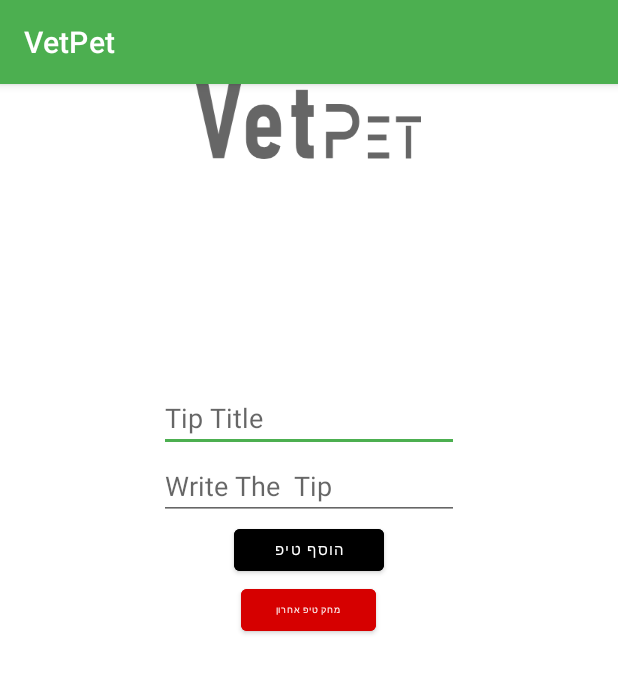
After one commit to Kobicohenn1/Vet-Pet-Project, an Android app: the HealthLifeTipsEdit screen opened directly, with no data from a screen before it, on a phone screen of 412 x 824 dp. The commit adds this screen. Shown: the top 673 px of the screen. Run offline under Robolectric (Android 15) with nearby library versions, the phone set to English and light mode, and no system bars.

Commit message:
Edit tip vet

```diff
--- a/firstAPP/app/src/main/AndroidManifest.xml
+++ b/firstAPP/app/src/main/AndroidManifest.xml
@@ -9,6 +9,9 @@
         android:roundIcon="@mipmap/ic_launcher_round"
         android:supportsRtl="true"
         android:theme="@style/Theme.MyFirstApp">
+        <activity
+            android:name=".HealthLifeTipsEdit"
+            android:exported="false" />
         <activity
             android:name=".adminScreen"
             android:exported="false" />
--- /dev/null
+++ b/firstAPP/app/src/main/java/com/example/myfirstapp/HealthLifeTipsEdit.java
@@ -0,0 +1,66 @@
+package com.example.myfirstapp;
+
+import androidx.appcompat.app.AppCompatActivity;
+
+import android.content.Intent;
+import android.content.SharedPreferences;
+import android.os.Bundle;
+import android.view.View;
+import android.widget.Button;
+import android.widget.EditText;
+import android.widget.TextView;
+import android.widget.Toast;
+
+public class HealthLifeTipsEdit extends AppCompatActivity implements View.OnClickListener{
+
+    SharedPreferences sp;
+    Button btnSave, btnRemove;
+    EditText etTitle, etTip;
+    TextView tvDisplay;
+
+    @Override
+    protected void onCreate(Bundle savedInstanceState) {
+        super.onCreate(savedInstanceState);
+        setContentView(R.layout.activity_health_life_tips_edit);
+
+        btnSave=(Button)findViewById(R.id.btnSubmit);
+        btnRemove=(Button)findViewById(R.id.btnRemove);
+        btnSave.setOnClickListener(this);
+        btnRemove.setOnClickListener(this);
+        etTitle=(EditText)findViewById(R.id.etTitle);
+        etTip=(EditText)findViewById(R.id.etTip);
+        sp=getSharedPreferences("AddTip",0);
+        tvDisplay=(TextView)findViewById(R.id.tvDisplay);
+        String strTitle = sp.getString("title",null);
+        String strTip = sp.getString("tip",null);
+//        if(strTitle!=null&&strTip!=null)
+//        {
+//            tvDisplay.setText("welcome " + strTitle + " " + strTip);
+//        }
+    }
+
+    @Override
+    public void onClick(View v) {
+        if(btnSave==v)
+        {
+            SharedPreferences.Editor editor=sp.edit();
+            editor.putString("title",etTitle.getText().toString());
+            editor.putString("tip",etTip.getText().toString());
+            editor.commit();
+            Toast.makeText(this, "The tip is added", Toast.LENGTH_SHORT).show();
+            Intent intent = new Intent(this, HealthLifeTips.class);
+            startActivity(intent);
+        }
+        if(btnRemove==v){
+            String strTitle = sp.getString("title",null);
+            String strTip = sp.getString("tip",null);
+            if(strTitle!=null&&strTip!=null){
+                sp.edit().remove("title").commit();
+                sp.edit().remove("tip").commit();
+                Toast.makeText(this, "The last tip is removed", Toast.LENGTH_SHORT).show();
+                Intent intent = new Intent(this, HealthLifeTips.class);
+                startActivity(intent);
+            }
+        }
+    }
+}
--- /dev/null
+++ b/firstAPP/app/src/main/res/layout/activity_health_life_tips_edit.xml
@@ -0,0 +1,56 @@
+<?xml version="1.0" encoding="utf-8"?>
+<LinearLayout xmlns:android="http://schemas.android.com/apk/res/android"
+    xmlns:app="http://schemas.android.com/apk/res-auto"
+    xmlns:tools="http://schemas.android.com/tools"
+    android:layout_width="match_parent"
+    android:layout_height="match_parent"
+    android:orientation="vertical"
+    tools:context=".HealthLifeTipsEdit">
+
+    <ImageView
+        android:layout_width="150dp"
+        android:layout_height="50dp"
+        android:layout_gravity="center"
+        android:background="@drawable/logo"
+        android:paddingVertical="100dp" />
+
+    <EditText
+        android:layout_width="200dp"
+        android:layout_gravity="center"
+        android:layout_height="wrap_content"
+        android:id="@+id/etTitle"
+        android:hint="Tip Title"
+        android:layout_marginTop="150dp"
+        />
+
+    <EditText
+        android:layout_width="200dp"
+        android:layout_gravity="center"
+        android:layout_height="wrap_content"
+        android:id="@+id/etTip"
+        android:hint="Write The  Tip"
+
+        />
+
+    <Button
+        android:id="@+id/btnSubmit"
+        android:layout_width="100dp"
+        android:layout_height="40dp"
+        android:backgroundTint="@color/black"
+        android:text="הוסף טיפ"
+        android:layout_gravity="center"
+        android:textColor="@color/white"
+        android:textSize="10sp" />
+
+    <Button
+        android:id="@+id/btnRemove"
+        android:layout_width="90dp"
+        android:layout_height="40dp"
+        android:backgroundTint="#D60000"
+        android:text="מחק טיפ אחרון"
+        android:layout_gravity="center"
+        android:textColor="@color/white"
+        android:textSize="6sp" />
+
+
+</LinearLayout>
```
Also changed, not shown: firstAPP/app/src/main/java/com/example/myfirstapp/HealthLifeTips.java (+14 -1 lines), firstAPP/app/src/main/java/com/example/myfirstapp/VetScreen.java (+8 -1 lines), firstAPP/app/src/main/res/layout/activity_health_life_tips.xml (+41 -4 lines).
